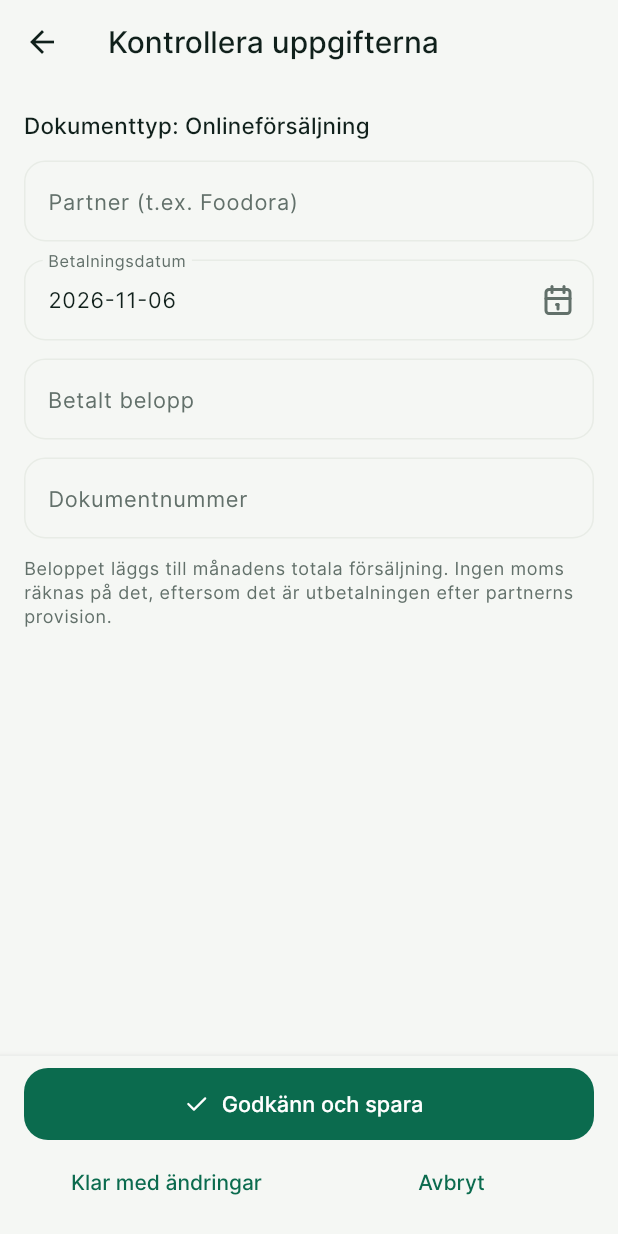
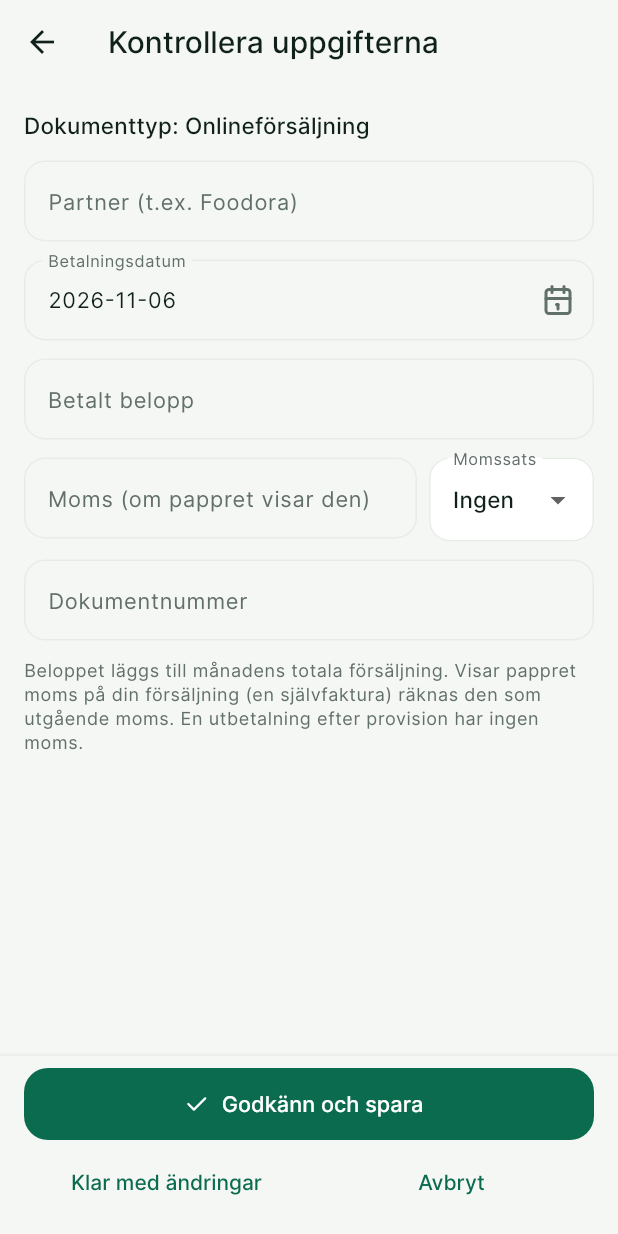
Before and after one commit to ak2296/Bokforing, a Flutter app: the OnlineReviewPage screen opened directly, on a phone screen of 412 x 824 dp. Run offline on Flutter 3.47's test engine with Material 3 defaults, Android fonts, the phone set to English and light mode, and no system bars; our stand-ins replace camera, file_picker, flutter_local_notifications, flutter_secure_storage, flutter_tabler_icons, pdf and 3 more; missing offline and left inert: cryptography, google_mlkit_text_recognition; accounts and stored records are empty.

Commit message:
Online sales can carry moms; a Foodora självfaktura with their fee invoice is split into a sale and an invoice
Co-Authored-By: Claude Opus 5.5 <noreply@anthropic.com>

```diff
--- a/lib/data/repository.dart
+++ b/lib/data/repository.dart
@@ -484,6 +484,8 @@ class Repository {
           'partner': s.partner.trim(),
           'document_number': s.documentNumber.trim(),
           'amount_ore': s.amount.ore,
+          'vat_ore': s.vat.ore,
+          'vat_bp': s.vatRate?.basisPoints,
           'source': s.meta.source.name,
           'manually_edited': s.meta.manuallyEdited ? 1 : 0,
           'confirmed': 1,
@@ -507,6 +509,8 @@ class Repository {
         partner: r['partner'] as String,
         documentNumber: r['document_number'] as String,
         amount: Money(r['amount_ore'] as int),
+        vat: Money(r['vat_ore'] as int? ?? 0),
+        vatRate: r['vat_bp'] == null ? null : VatRate(r['vat_bp'] as int),
         meta: _meta(r),
       );
 
--- a/lib/domain/models.dart
+++ b/lib/domain/models.dart
@@ -260,6 +260,11 @@ class OnlineSale {
   final String partner;
   final String documentNumber;
   final Money amount;
+
+  /// Output VAT included in [amount], when the partner's paper shows it
+  /// (a självfaktura). Zero for a payout after commission.
+  final Money vat;
+  final VatRate? vatRate;
   final RecordMeta meta;
 
   const OnlineSale({
@@ -268,6 +273,8 @@ class OnlineSale {
     required this.partner,
     this.documentNumber = '',
     required this.amount,
+    this.vat = Money.zero,
+    this.vatRate,
     required this.meta,
   });
 }
--- a/lib/export/monthly_pdf.dart
+++ b/lib/export/monthly_pdf.dart
@@ -107,7 +107,7 @@ Future<Uint8List> buildMonthlyPdf(MonthlyReport r, BusinessProfile profile, {Dat
         pw.SizedBox(height: 10),
         pw.Text(
           'Beräknad moms utifrån de dokument som registrerats i appen. Detta är inte en momsdeklaration.'
-          '${r.onlineCount > 0 ? ' Onlineförsäljning är utbetalning efter provision och ingår inte i momsberäkningen.' : ''}'
+          '${r.onlineCount > 0 ? ' Onlineförsäljning utan moms på pappret är utbetalning efter provision och ingår inte i momsberäkningen.' : ''}'
           '${r.rows.any((x) => x.hasSalesDifference) ? ' * = dagens försäljningsrader stämmer inte med Z-rapportens total.' : ''}',
           style: const pw.TextStyle(fontSize: 7.5, color: PdfColors.grey800),
         ),
--- a/lib/ui/reports/reports_page.dart
+++ b/lib/ui/reports/reports_page.dart
@@ -233,7 +233,7 @@ class MonthlyTable extends StatelessWidget {
             style: t.bodySmall),
         if (r.onlineCount > 0) ...[
           const SizedBox(height: 4),
-          Text('Onlineförsäljning är utbetalning efter provision och ingår inte i momsberäkningen.', style: t.bodySmall),
+          Text('Onlineförsäljning utan moms på pappret är utbetalning efter provision och ingår inte i momsberäkningen.', style: t.bodySmall),
         ],
       ],
     );
--- a/lib/ui/review/online_review_page.dart
+++ b/lib/ui/review/online_review_page.dart
@@ -6,6 +6,7 @@ import '../../domain/models.dart';
 import '../../domain/money.dart';
 import '../../domain/online_parser.dart';
 import '../../domain/text_patterns.dart';
+import '../../domain/vat.dart';
 import '../app_icons.dart';
 import '../scan/scan_context.dart';
 import '../scan/scan_flow.dart';
@@ -13,6 +14,7 @@ import '../theme.dart';
 import '../widgets/common.dart';
 import '../widgets/fields.dart';
 import '../settings/activation_page.dart';
+import 'invoice_review_page.dart';
 import 'review_common.dart';
 
 /// "Kontrollera uppgifterna" for a partner's payout: scan, manual entry or
@@ -31,7 +33,9 @@ class _OnlineReviewPageState extends State<OnlineReviewPage> {
   final _form = GlobalKey<FormState>();
   final _dateKey = GlobalKey();
   final _amountKey = GlobalKey();
-  late final TextEditingController _date, _partner, _number, _amount;
+  final _vatKey = GlobalKey();
+  late final TextEditingController _date, _partner, _number, _amount, _vat;
+  VatRate? _rate;
   late bool _editing;
   bool _edited = false;
   bool _saving = false;
@@ -46,6 +50,9 @@ class _OnlineReviewPageState extends State<OnlineReviewPage> {
     _partner = TextEditingController(text: e?.partner ?? d?.partner.value ?? '');
     _number = TextEditingController(text: e?.documentNumber ?? d?.documentNumber.value ?? '');
     _amount = TextEditingController(text: (e?.amount ?? d?.amount.value)?.toInput() ?? '');
+    final vat = e != null ? (e.vat.isZero ? null : e.vat) : d?.vat.value;
+    _vat = TextEditingController(text: vat?.toInput() ?? '');
+    _rate = e?.vatRate ?? d?.vatRate;
     _editing = widget.scan == null;
     if (_partner.text.isEmpty) {
       // Most owners have one partner: suggest the latest one.
@@ -70,6 +77,11 @@ class _OnlineReviewPageState extends State<OnlineReviewPage> {
       _blocked('Fyll i betalt belopp innan du sparar.', _amountKey);
       return;
     }
+    final vat = _vat.text.trim().isEmpty ? Money.zero : Money.parse(_vat.text);
+    if (vat == null || (!vat.isZero && _rate == null)) {
+      _blocked('Fyll i momsen och välj momssats, eller lämna momsen tom.', _vatKey);
+      return;
+    }
     final controller = AppScope.read(context);
     final sale = OnlineSale(
       id: widget.existing?.id,
@@ -77,6 +89,8 @@ class _OnlineReviewPageState extends State<OnlineReviewPage> {
       partner: _partner.text.trim(),
       documentNumber: _number.text.trim(),
       amount: amount,
+      vat: vat,
+      vatRate: vat.isZero ? null : _rate,
       meta: RecordMeta(
         source: widget.existing?.meta.source ?? (widget.scan == null ? RecordSource.manual : RecordSource.ocr),
         manuallyEdited: _edited,
@@ -103,10 +117,19 @@ class _OnlineReviewPageState extends State<OnlineReviewPage> {
               partner: sale.partner,
               documentNumber: sale.documentNumber,
               amount: sale.amount,
+              vat: sale.vat,
+              vatRate: sale.vatRate,
               meta: sale.meta.copyWith(scanId: scanId),
             ));
       controller.dataChanged();
       if (!mounted) return;
+      final fees = widget.draft?.feesInvoice;
+      if (fees != null && widget.existing == null) {
+        ScaffoldMessenger.of(context).showSnackBar(const SnackBar(
+            content: Text('Försäljningen är sparad. Kontrollera nu partnerns faktura från samma papper.')));
+        Navigator.of(context).pushReplacement(MaterialPageRoute(builder: (_) => InvoiceReviewPage(draft: fees)));
+        return;
+      }
       showSaved(context, date: date);
     } catch (e) {
       if (!mounted) return;
@@ -169,6 +192,40 @@ class _OnlineReviewPageState extends State<OnlineReviewPage> {
                   onChanged: _changed),
             ),
             const SizedBox(height: 12),
+            KeyedSubtree(
+              key: _vatKey,
+              child: Row(
+                crossAxisAlignment: CrossAxisAlignment.start,
+                children: [
+                  Expanded(
+                    child: MoneyField(
+                        controller: _vat,
+                        label: 'Moms (om pappret visar den)',
+                        confidence: d != null && d.vat.hasValue ? conf(d.vat) : null,
+                        enabled: _editing,
+                        onChanged: _changed),
+                  ),
+                  const SizedBox(width: 8),
+                  SizedBox(
+                    width: 110,
+                    child: DropdownButtonFormField<VatRate?>(
+                      initialValue: _rate,
+                      decoration: const InputDecoration(labelText: 'Momssats'),
+                      items: [
+                        const DropdownMenuItem(value: null, child: Text('Ingen')),
+                        for (final r in const [VatRate.six, VatRate.twelve, VatRate.twentyFive])
+                          DropdownMenuItem(value: r, child: Text(r.label)),
+                      ],
+                      onChanged: _editing ? (v) => setState(() {
+                            _rate = v;
+                            _edited = true;
+                          }) : null,
+                    ),
+                  ),
+                ],
+              ),
+            ),
+            const SizedBox(height: 12),
             PlainField(
                 controller: _number,
                 label: 'Dokumentnummer',
@@ -177,8 +234,8 @@ class _OnlineReviewPageState extends State<OnlineReviewPage> {
                 onChanged: _changed),
             const SizedBox(height: 12),
             Text(
-              'Beloppet läggs till månadens totala försäljning. Ingen moms räknas på det, '
-              'eftersom det är utbetalningen efter partnerns provision.',
+              'Beloppet läggs till månadens totala försäljning. Visar pappret moms på din försäljning '
+              '(en självfaktura) räknas den som utgående moms. En utbetalning efter provision har ingen moms.',
               style: Theme.of(context).textTheme.bodySmall,
             ),
           ],
--- a/lib/ui/scan/scan_flow.dart
+++ b/lib/ui/scan/scan_flow.dart
@@ -206,8 +206,11 @@ class _ScanFlowPageState extends State<ScanFlowPage> {
     }
   }
 
-  Future<void> _openReview(DocumentType type) async {
+  Future<void> _openReview(DocumentType detected) async {
     final ocr = _ocr!;
+    // A självfaktura with the partner's invoice is reviewed as an online sale
+    // first, then as an invoice.
+    final type = OnlineParser.isCombined(ocr.rows().map((r) => r.text).join('\n')) ? DocumentType.onlineSale : detected;
     final ctx = ScanContext(
       imagePaths: List.of(_processed),
       ocrText: ocr.rows().map((r) => r.text).join('\n'),
```
Also changed, not shown: lib/data/database.dart (+13 -1 lines), lib/domain/online_parser.dart (+129 -0 lines), lib/domain/reports.dart (+9 -4 lines), 1 other file.
